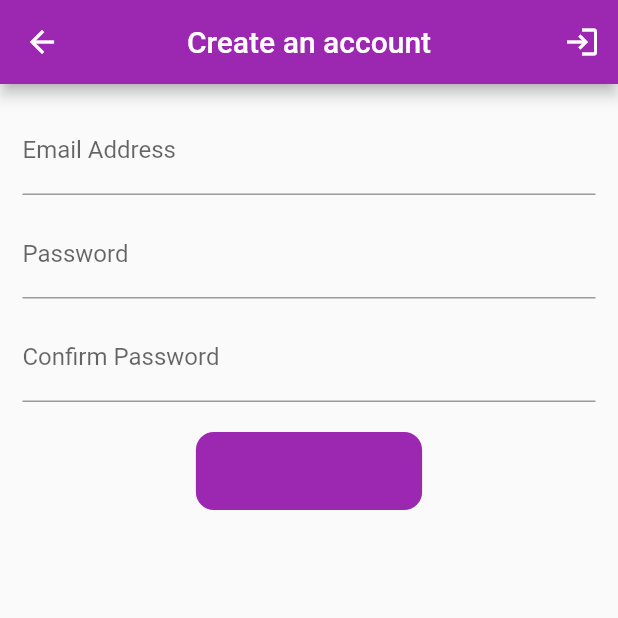
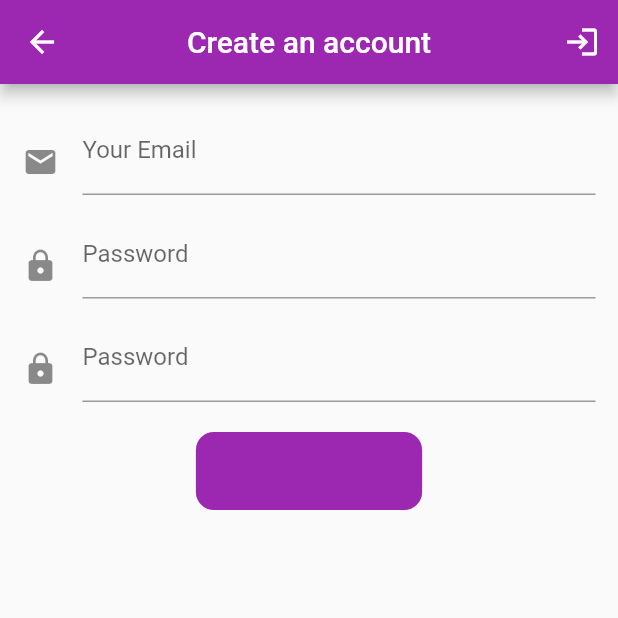
Before and after one commit to Kumail-Raza-Bangash/Firebase-Login-and-Registration-App, a Flutter app: the screen it shows after launch, after a tap on the "person add" icon, on a phone screen of 412 x 824 dp, the top half of it. Run offline on Flutter 3.47's test engine with Material 2 defaults, Android fonts, the phone set to English and light mode, and no system bars; our stand-ins replace animated_text_kit, firebase_auth, firebase_core; accounts and stored records are empty.

Commit message:
Second_commit

```diff
--- a/lib/screens/HomeScreen.dart
+++ b/lib/screens/HomeScreen.dart
@@ -87,12 +87,14 @@ class _HomeScreenState extends State<HomeScreen> {
         child: Column(
           mainAxisAlignment: MainAxisAlignment.center,
           children: [
+            if (userEmail != null)
               // ignore: deprecated_member_use
               TyperAnimatedTextKit(
                 text: [
                   userEmail!,
                 ],
-              isRepeatingAnimation: true, // Animation stops after the last text
+                isRepeatingAnimation:
+                    true, // Animation stops after the last text
                 textStyle: const TextStyle(fontSize: 18.0),
                 textAlign: TextAlign.center,
               ),
--- a/lib/screens/email_auth/login_screen.dart
+++ b/lib/screens/email_auth/login_screen.dart
@@ -81,17 +81,37 @@ class _LoginScreenState extends State<LoginScreen> {
                       padding: EdgeInsets.all(15),
                       child: Column(
                         children: [
-                          TextField(
+                          Text(
+                            'Login',
+                            style: TextStyle(
+                                fontSize: 24,
+                                color: Colors.purple,
+                                fontWeight: FontWeight.bold),
+                          ),
+                          TextFormField(
                             controller: emailController,
-                            decoration:
-                                InputDecoration(labelText: "Email Address"),
+                            decoration: const InputDecoration(
+                              labelText: 'Your Email',
+                              icon: const Padding(
+                                padding: const EdgeInsets.only(top: 15.0),
+                                child: const Icon(Icons.email),
+                              ),
+                            ),
                           ),
                           SizedBox(
                             height: 10,
                           ),
-                          TextField(
+                          TextFormField(
                             controller: passwordController,
-                            decoration: InputDecoration(labelText: "Password"),
+                            decoration: const InputDecoration(
+                                labelText: 'Password',
+                                icon: const Padding(
+                                  padding: const EdgeInsets.only(top: 15.0),
+                                  child: const Icon(Icons.lock),
+                                )),
+                            validator: (val) =>
+                                val!.length < 6 ? 'Password too short.' : null,
+                            obscureText: true,
                           ),
                           SizedBox(
                             height: 20,
--- a/lib/screens/email_auth/signup_screen.dart
+++ b/lib/screens/email_auth/signup_screen.dart
@@ -93,25 +93,45 @@ class _SignUpScreenState extends State<SignUpScreen> {
                       padding: EdgeInsets.all(15),
                       child: Column(
                         children: [
-                          TextField(
+                          TextFormField(
                             controller: emailController,
-                            decoration:
-                                InputDecoration(labelText: "Email Address"),
+                            decoration: const InputDecoration(
+                              labelText: 'Your Email',
+                              icon: const Padding(
+                                padding: const EdgeInsets.only(top: 15.0),
+                                child: const Icon(Icons.email),
+                              ),
+                            ),
                           ),
                           SizedBox(
                             height: 10,
                           ),
-                          TextField(
+                          TextFormField(
                             controller: passwordController,
-                            decoration: InputDecoration(labelText: "Password"),
+                            decoration: const InputDecoration(
+                                labelText: 'Password',
+                                icon: const Padding(
+                                  padding: const EdgeInsets.only(top: 15.0),
+                                  child: const Icon(Icons.lock),
+                                )),
+                            validator: (val) =>
+                                val!.length < 6 ? 'Password too short.' : null,
+                            obscureText: true,
                           ),
                           SizedBox(
                             height: 10,
                           ),
-                          TextField(
+                          TextFormField(
                             controller: cPasswordController,
-                            decoration:
-                                InputDecoration(labelText: "Confirm Password"),
+                            decoration: const InputDecoration(
+                                labelText: 'Password',
+                                icon: const Padding(
+                                  padding: const EdgeInsets.only(top: 15.0),
+                                  child: const Icon(Icons.lock),
+                                )),
+                            validator: (val) =>
+                                val!.length < 6 ? 'Password too short.' : null,
+                            obscureText: true,
                           ),
                           SizedBox(
                             height: 20,
--- a/lib/screens/phone_auth/signin_phone.dart
+++ b/lib/screens/phone_auth/signin_phone.dart
@@ -60,9 +60,15 @@ class _SignInWithPhoneState extends State<SignInWithPhone> {
               padding: EdgeInsets.all(15),
               child: Column(
                 children: [
-                  TextField(
+                  TextFormField(
                     controller: phoneController,
-                    decoration: InputDecoration(labelText: "Phone Number"),
+                    decoration: const InputDecoration(
+                      labelText: 'Phone Number',
+                      icon: const Padding(
+                        padding: const EdgeInsets.only(top: 15.0),
+                        child: const Icon(Icons.phone),
+                      ),
+                    ),
                   ),
                   SizedBox(
                     height: 20,
--- a/lib/screens/phone_auth/varify_otp.dart
+++ b/lib/screens/phone_auth/varify_otp.dart
@@ -50,11 +50,17 @@ class _VerifyOtpScreenState extends State<VerifyOtpScreen> {
               padding: EdgeInsets.all(15),
               child: Column(
                 children: [
-                  TextField(
+                  TextFormField(
                     controller: otpController,
                     maxLength: 6,
-                    decoration: InputDecoration(
-                        labelText: "6-Digit OTP", counterText: ""),
+                    decoration: const InputDecoration(
+                      labelText: "6-Digit OTP",
+                      counterText: "",
+                      icon: const Padding(
+                        padding: const EdgeInsets.only(top: 15.0),
+                        child: const Icon(Icons.phone),
+                      ),
+                    ),
                   ),
                   SizedBox(
                     height: 20,
```
Lines whose indentation alone changed are shown as unchanged.
